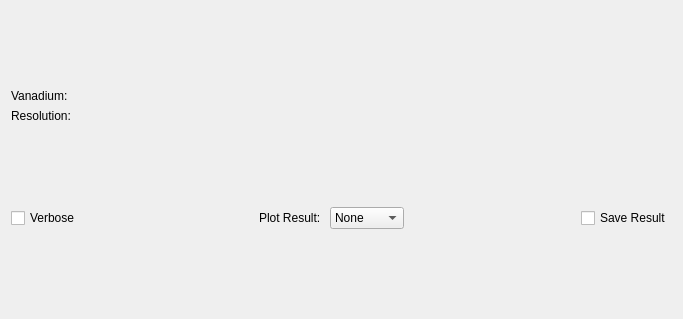
The window that Code/Mantid/MantidQt/CustomInterfaces/inc/MantidQtCustomInterfaces/ResNorm.ui (mantidproject/mantid) describes before a commit, drawn with Qt 5.
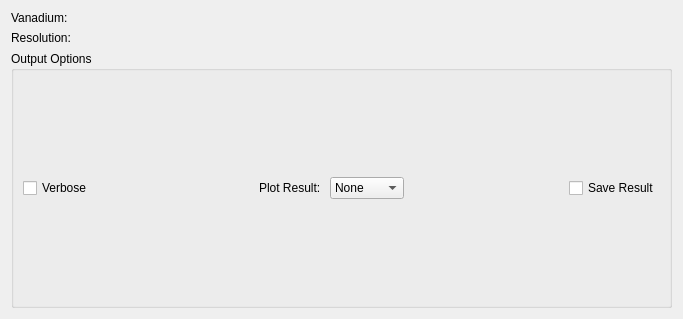
The same window after the commit. Custom widgets are drawn as their Qt base class.

```diff
--- a/Code/Mantid/MantidQt/CustomInterfaces/inc/MantidQtCustomInterfaces/ResNorm.ui
+++ b/Code/Mantid/MantidQt/CustomInterfaces/inc/MantidQtCustomInterfaces/ResNorm.ui
@@ -100,6 +100,12 @@
    <item>
     <layout class="QHBoxLayout" name="horizontalLayout_44">
      <item>
+      <widget class="QGroupBox" name="gbOutput">
+       <property name="title">
+        <string>Output Options</string>
+       </property>
+       <layout class="QHBoxLayout" name="horizontalLayout">
+        <item>
       <widget class="QCheckBox" name="chkVerbose">
        <property name="enabled">
         <bool>true</bool>
@@ -176,6 +182,15 @@
        <property name="text">
         <string>Save Result</string>
        </property>
+         </widget>
+        </item>
+       </layout>
+       <zorder>chkSave</zorder>
+       <zorder>horizontalSpacer_18</zorder>
+       <zorder>horizontalSpacer_17</zorder>
+       <zorder>chkVerbose</zorder>
+       <zorder>lblPlot</zorder>
+       <zorder>cbPlot</zorder>
       </widget>
      </item>
     </layout>
```
Left out of the diff: 7 changed lines with no effect on the pictures. Lines whose indentation alone changed are shown as unchanged.
